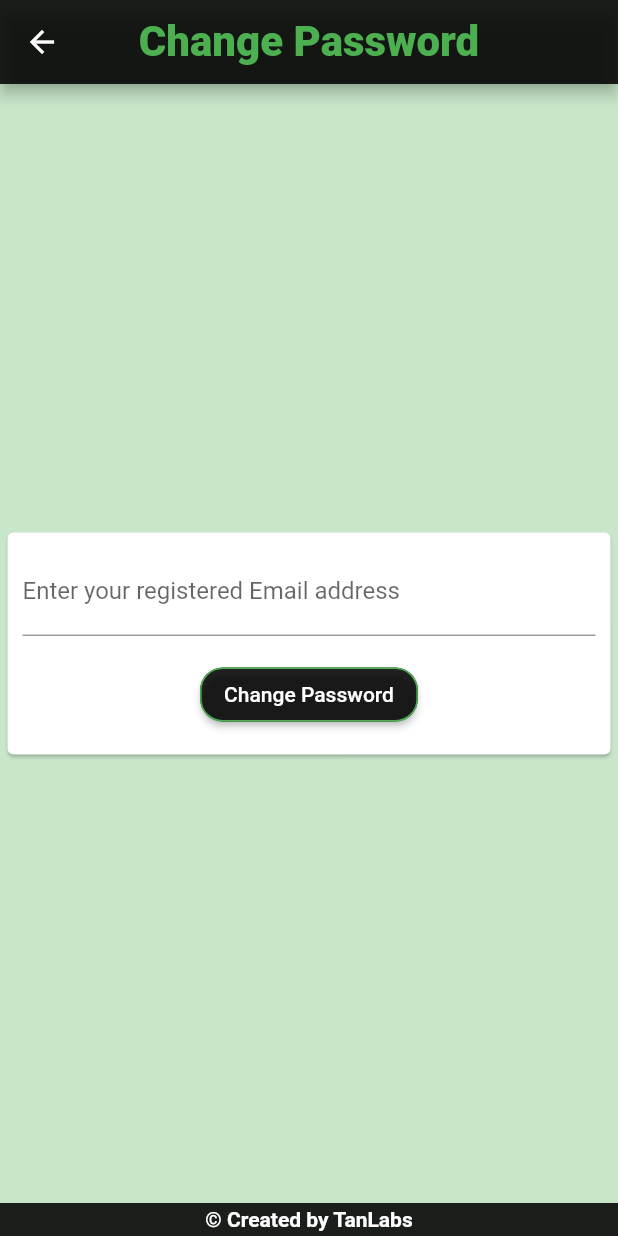
After one commit to tanrode/ChatMate, a Flutter app: the screen it shows after launch, after a tap on "Login", after a tap on "Forgot Password?", on a phone screen of 412 x 824 dp. The commit adds this screen. Run offline on Flutter 3.47's test engine with Material 2 defaults, Android fonts, the phone set to English and light mode, and no system bars; our stand-ins replace cloud_firestore, firebase_auth, firebase_messaging, firebase_storage, image_picker, splashscreen; accounts and stored records are empty; network calls fail.

Commit message:
Added Password change option

```diff
--- a/lib/screens/auth_screen.dart
+++ b/lib/screens/auth_screen.dart
@@ -24,6 +24,7 @@ class _AuthScreenState extends State<AuthScreen> {
       if(isLogin==true)
       {
         result = await _fbUser.signInWithEmailAndPassword(email: email, password: password);
+        //await _fbUser.sendPasswordResetEmail(email: email);
       }
       else
       {
@@ -60,7 +61,7 @@ class _AuthScreenState extends State<AuthScreen> {
     return Scaffold(
       appBar: AppBar(title: Text('ChatMate',style: TextStyle(fontSize: 25,fontWeight: FontWeight.bold,color: Colors.white),),centerTitle: true,backgroundColor: Colors.black87,),
       backgroundColor: Colors.green,
-      body: AuthForm(submittedDetails,_isLoading),
+      body: AuthForm(submittedDetails,_isLoading,_fbUser),
       bottomNavigationBar: Container(padding: EdgeInsets.all(3),color: Colors.black87,child: Text('\u00A9 Created by TanLabs',style: TextStyle(fontSize: 14,fontWeight: FontWeight.bold,color: Colors.white),textAlign: TextAlign.center)),
     );
   }
--- /dev/null
+++ b/lib/screens/change_password.dart
@@ -0,0 +1,146 @@
+import 'package:flutter/material.dart';
+import 'package:firebase_auth/firebase_auth.dart';
+import 'package:flutter/services.dart';
+
+class ChangePassword extends StatelessWidget
+{
+  ChangePassword(this._fbUser,this.ctx);
+  final FirebaseAuth _fbUser;
+  final BuildContext ctx;
+  final GlobalKey<FormState> _formKey = GlobalKey<FormState>();
+  final control=TextEditingController();
+  String _userEmail='';
+  @override
+  Widget build(BuildContext context) {
+
+    Future<void> _showResetDialog() async {
+      return showDialog<void>(
+        context: context,
+        barrierDismissible: false, // user must tap button!
+        builder: (BuildContext context) {
+          return AlertDialog(
+            title: Text('Password Change Request'),
+            content: SingleChildScrollView(
+              child: ListBody(
+                children: <Widget>[
+                  Text('Password change link has been sent to the entered Email address'),
+                ],
+              ),
+            ),
+            actions: <Widget>[
+              RaisedButton(
+                  color: Colors.black87,
+                  shape: RoundedRectangleBorder(
+                      side: BorderSide(color: Colors.green),
+                      borderRadius: BorderRadius.circular(15)),
+                  child: Text('Done'),
+                  onPressed: () {
+                    Navigator.of(context).pop();
+                  }),
+            ],
+          );
+        },
+      );
+    }
+
+    Future<void> _showErrorDialog() async {
+      return showDialog<void>(
+        context: context,
+        barrierDismissible: false, // user must tap button!
+        builder: (BuildContext context) {
+          return AlertDialog(
+            title: Text('Request Failed'),
+            content: SingleChildScrollView(
+              child: ListBody(
+                children: <Widget>[
+                  Text('Please check the entered Email address.'),
+                ],
+              ),
+            ),
+            actions: <Widget>[
+              RaisedButton(
+                  color: Colors.black87,
+                  shape: RoundedRectangleBorder(
+                      side: BorderSide(color: Colors.green),
+                      borderRadius: BorderRadius.circular(15)),
+                  child: Text('Close'),
+                  onPressed: () {
+                    Navigator.of(context).pop();
+                  }),
+            ],
+          );
+        },
+      );
+    }
+
+    return Scaffold(
+      backgroundColor: Colors.green[100],
+      appBar: AppBar(
+        title: Text(
+          "Change Password",
+          style: TextStyle(
+              color: Colors.green, fontSize: 28, fontWeight: FontWeight.w800),
+        ),
+        centerTitle: true,
+        backgroundColor: Colors.black87,
+      ),
+      body: Center(
+      child: SingleChildScrollView(
+              child: Card(
+          margin: EdgeInsets.all(5),
+          child: SingleChildScrollView(
+              padding: EdgeInsets.all(10),
+              child: Form(
+                  key: _formKey,
+                  child: Column(
+                    mainAxisSize: MainAxisSize.min,
+                    children: [
+                      TextFormField(
+                        controller: control,
+                        key: Key('email'),
+                        keyboardType: TextInputType.emailAddress,
+                        decoration: InputDecoration(labelText: 'Enter your registered Email address'),
+                        onChanged: (value) {
+                          _userEmail= value;
+                        },
+                      ),
+                      SizedBox(
+                        height: 15,
+                      ),
+                      RaisedButton(
+                          child: Text('Change Password',
+                              style: TextStyle(color: Colors.white)),
+                          onPressed: ()async {
+                            try{
+                              FocusScope.of(context).unfocus();
+                              await _fbUser.sendPasswordResetEmail(email: _userEmail);
+                              _showResetDialog();
+                              //Scaffold.of(ctx).showSnackBar(SnackBar(content: Text('Password reset link has been sent to your email address.'), backgroundColor: Colors.red,));
+                            }
+                            catch(err)
+                            {
+                              print(err);
+                              _showErrorDialog();
+                              //Scaffold.of(ctx).showSnackBar(SnackBar(content: Text('Request Failed. Please check your email address.'), backgroundColor: Colors.red,));
+                            }
+                          }),
+                      SizedBox(
+                        height: 6,
+                      ),
+                    ],
+                  ))),
+        ),
+      ),
+    ),
+    bottomNavigationBar: Container(
+          padding: EdgeInsets.all(3),
+          color: Colors.black87,
+          child: Text('\u00A9 Created by TanLabs',
+              style: TextStyle(
+                  fontSize: 14,
+                  fontWeight: FontWeight.bold,
+                  color: Colors.white),
+              textAlign: TextAlign.center)),
+    );
+  }
+}
--- a/lib/widgets/Auth/auth_form.dart
+++ b/lib/widgets/Auth/auth_form.dart
@@ -1,13 +1,16 @@
 //The login/Signup form
 import 'dart:io';
+import 'package:chatMate/screens/change_password.dart';
 import 'package:chatMate/screens/chat_screen.dart';
+import 'package:firebase_auth/firebase_auth.dart';
 import 'package:flutter/material.dart';
 import 'package:image_picker/image_picker.dart';
 
 class AuthForm extends StatefulWidget {
-  AuthForm(this.submitFn,this.isLoading);
+  AuthForm(this.submitFn,this.isLoading,this._fbUser);
   final void Function(String email,String username,String password,bool isLogin,BuildContext ctx,File image) submitFn;
   final bool isLoading;
+  final FirebaseAuth _fbUser;
   @override
   _AuthFormState createState() => _AuthFormState();
 }
@@ -33,12 +36,13 @@ class _AuthFormState extends State<AuthForm> {
   void _pickImageDevice()async
   {
     final picker = ImagePicker();
-    final pickedImage = await picker.getImage(source: ImageSource.gallery);
+    final pickedImage = await picker.getImage(source: ImageSource.gallery,imageQuality: 20);
     final pickedImageFile = File(pickedImage.path);
     setState(() {
       _image = pickedImageFile;
     });
   }
+
   @override
   Widget build(BuildContext context) {
     Future<dynamic> _showImageOptions()
@@ -71,7 +75,7 @@ class _AuthFormState extends State<AuthForm> {
             child: Form(
                 key: _formKey,
                 child: Column(
-                  mainAxisSize: MainAxisSize.min,
+                  //mainAxisSize: MainAxisSize.min,
                   children: [
                     if(!isLogin)
                       CircleAvatar(child: _image==null ? Icon(Icons.person,color: Colors.black,size: 60,):null , radius: 40,backgroundColor: Colors.grey,backgroundImage: _image==null ? null : FileImage(_image),),
@@ -171,6 +175,14 @@ class _AuthFormState extends State<AuthForm> {
                           child: Text(isLogin
                               ? 'New Member? Sign Up'
                               : 'Already have an account? Login')),
+                    if(!widget.isLoading && isLogin)
+                      FlatButton(
+                          onPressed: () {
+                            Navigator.of(context).push(new MaterialPageRoute(builder: (ctx){
+                              return ChangePassword(widget._fbUser,ctx);
+                            }));
+                          },
+                          child: Text('Forgot Password?')),
                   ],
                 ))),
       ),
```
Also changed, not shown: 1 other file.
